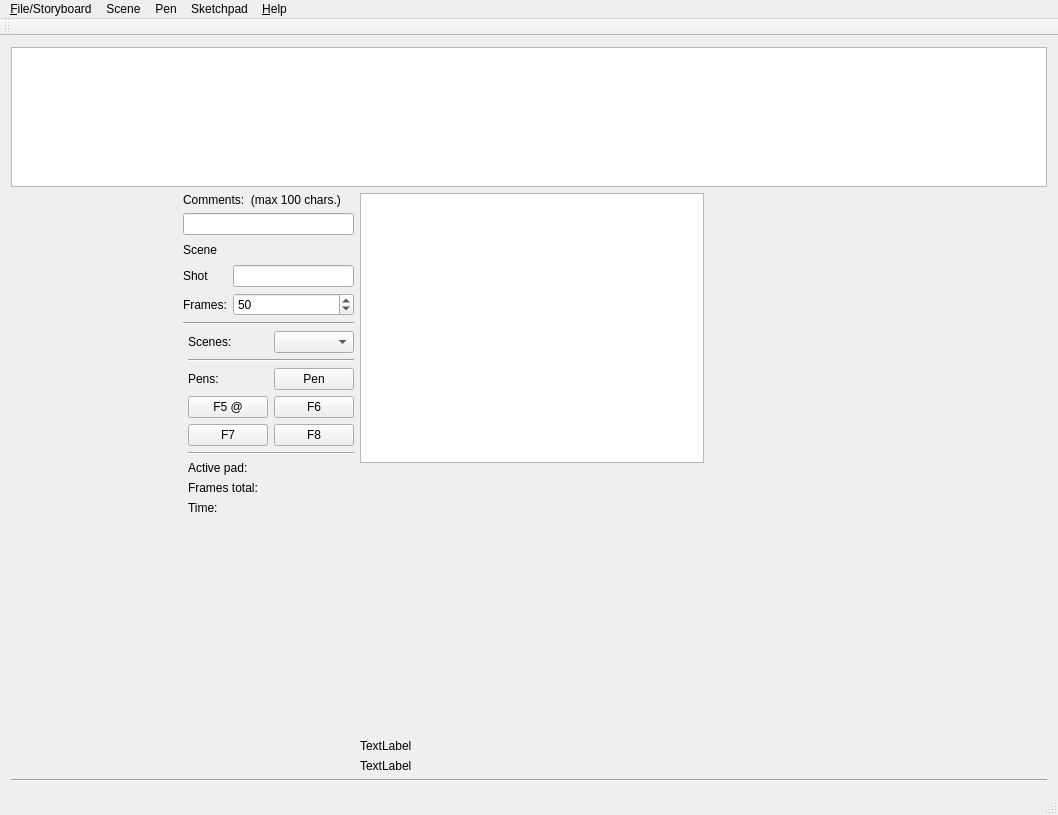
Above: mainwindow.ui from davidlamhauge/dastoryboard before the change. Below: the same form after it.
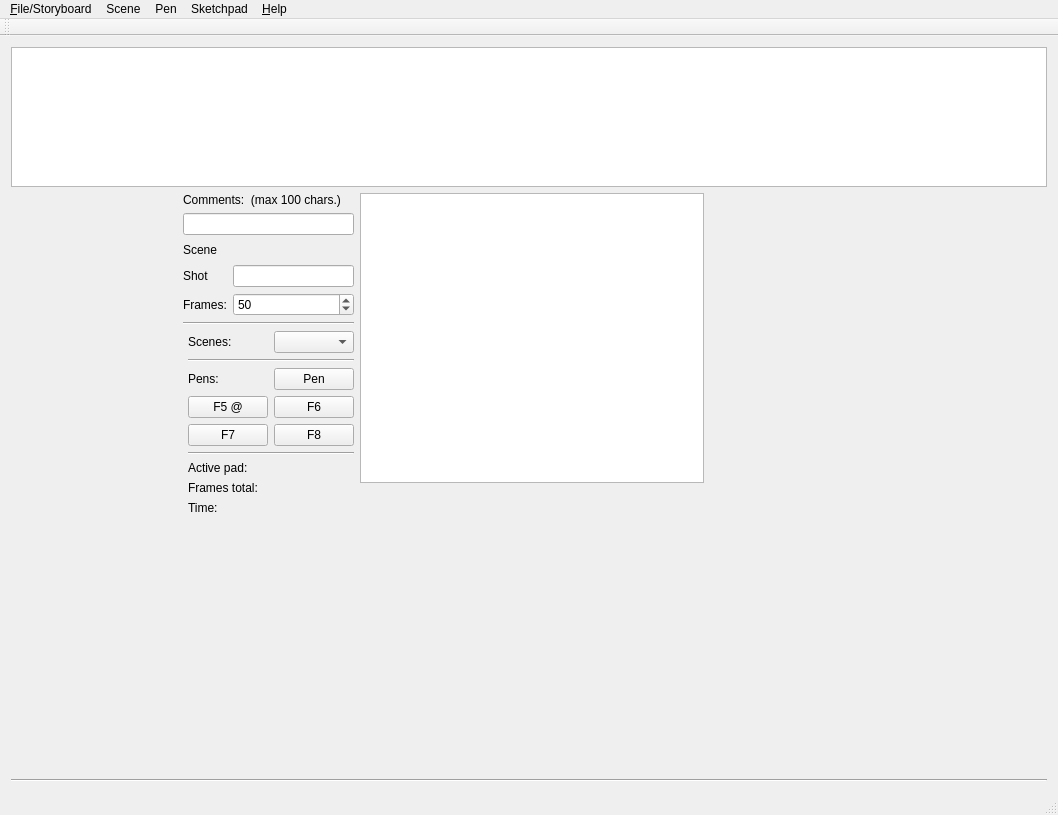
That is the form after the change.

Commit message: removed two test labels

The edit to the form file:
```diff
--- a/mainwindow.ui
+++ b/mainwindow.ui
@@ -377,20 +377,6 @@
             </property>
            </spacer>
           </item>
-          <item>
-           <widget class="QLabel" name="labTest1">
-            <property name="text">
-             <string>TextLabel</string>
-            </property>
-           </widget>
-          </item>
-          <item>
-           <widget class="QLabel" name="labTest2">
-            <property name="text">
-             <string>TextLabel</string>
-            </property>
-           </widget>
-          </item>
          </layout>
         </item>
         <item>
```
The commit also changes 4 other files.
